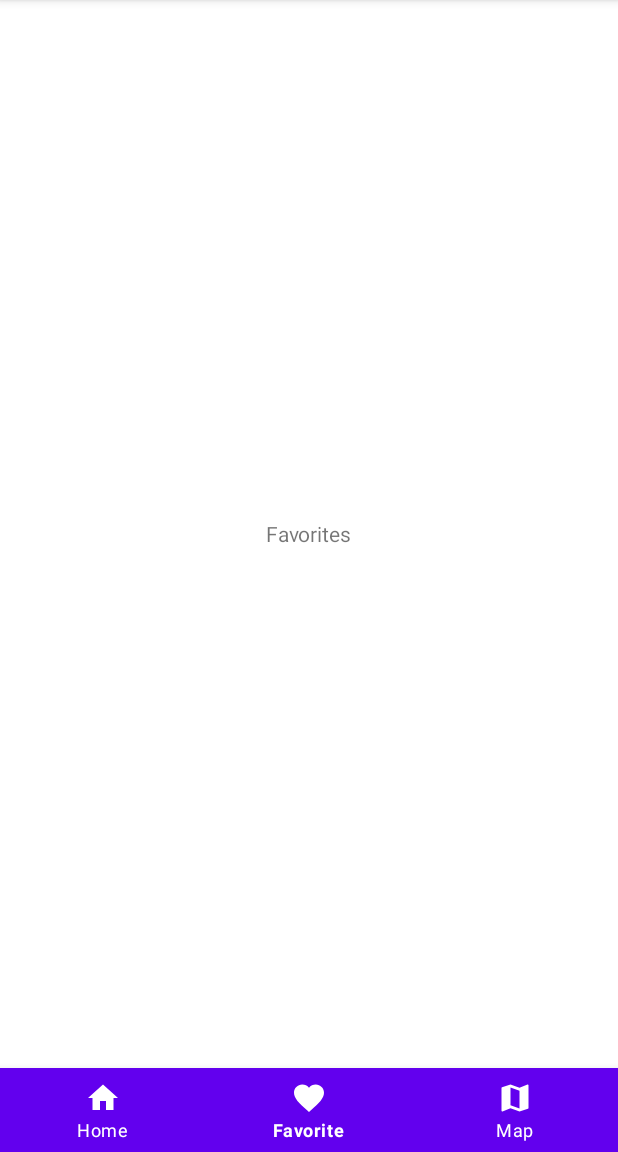
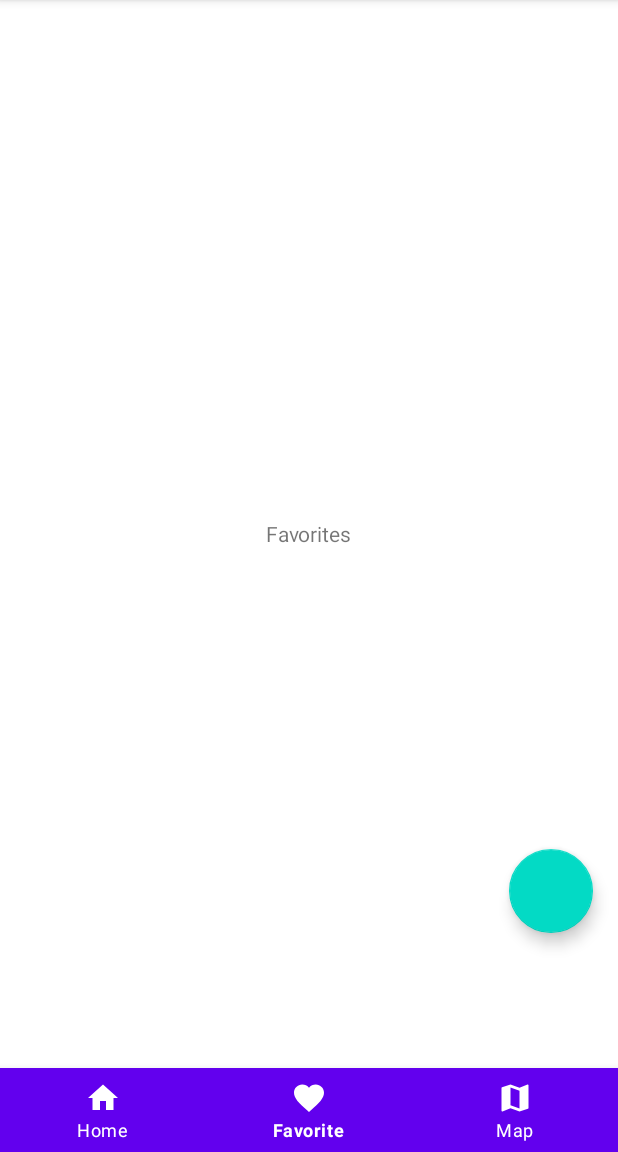
Before and after one commit to miskang863/Birder, an Android app: the screen it shows after launch (MainActivity), item 2 of the bottom bar chosen, on a phone screen of 412 x 824 dp, the part 84-1236 px from its top. Run offline under Robolectric (Android 15) with nearby library versions, the phone set to English and light mode, and no system bars.

Commit message:
Favorites added

```diff
--- a/app/src/main/AndroidManifest.xml
+++ b/app/src/main/AndroidManifest.xml
@@ -12,7 +12,7 @@
         android:theme="@style/Theme.Birder">
         <meta-data
             android:name="com.google.android.maps.v2.API_KEY"
-            android:value="AIzaSyCNMlfM0VGigoPrKuYpGs26lFHN4VzGSLs" />
+            android:value="@string/google_maps_key" />
         <activity android:name=".MainActivity">
             <intent-filter>
                 <action android:name="android.intent.action.MAIN" />
--- /dev/null
+++ b/app/src/main/java/com/example/birder/GlobalModel.kt
@@ -0,0 +1,9 @@
+package com.example.birder
+
+object GlobalModel {
+    val birds: MutableList<Bird> = ArrayList()
+
+    init {
+
+    }
+}
--- a/app/src/main/java/com/example/birder/MainActivity.kt
+++ b/app/src/main/java/com/example/birder/MainActivity.kt
@@ -14,12 +14,14 @@ import com.google.android.material.bottomnavigation.BottomNavigationView
 
 class MainActivity : AppCompatActivity() {
 
+    private val birds: MutableList<Bird> = GlobalModel.birds
+
     override fun onCreate(savedInstanceState: Bundle?) {
         super.onCreate(savedInstanceState)
         setContentView(R.layout.activity_main)
 
         val homeFragment = HomeFragment()
-        val favoritesFragment = FavoritesFragment()
+        val favoritesFragment = FavoritesFragment(birds)
         val mapFragment = MapFragment()
         val bottomNavigation = findViewById<BottomNavigationView>(R.id.bottom_navigation)
         makeCurrentFragment(homeFragment)
--- a/app/src/main/java/com/example/birder/fragments/FavoritesFragment.kt
+++ b/app/src/main/java/com/example/birder/fragments/FavoritesFragment.kt
@@ -1,26 +1,51 @@
 package com.example.birder.fragments
 
+import android.content.Intent
 import android.os.Bundle
+import android.provider.MediaStore
 import androidx.fragment.app.Fragment
 import android.view.LayoutInflater
 import android.view.View
 import android.view.ViewGroup
+import android.widget.TextView
+import androidx.recyclerview.widget.LinearLayoutManager
+import androidx.recyclerview.widget.RecyclerView
+import com.example.birder.Bird
+import com.example.birder.BirdListAdapter
+import com.example.birder.MainActivity
 import com.example.birder.R
 
-class FavoritesFragment : Fragment() {
+class FavoritesFragment(
+ //   private val listener: BirdListAdapter.OnItemClickListener,
+    private val birds: MutableList<Bird>
+) : Fragment() {
 
-
-    override fun onCreate(savedInstanceState: Bundle?) {
-        super.onCreate(savedInstanceState)
-
-    }
+    lateinit var recyclerView: RecyclerView
 
     override fun onCreateView(
         inflater: LayoutInflater, container: ViewGroup?,
         savedInstanceState: Bundle?
     ): View? {
-        // Inflate the layout for this fragment
-        return inflater.inflate(R.layout.fragment_favorites, container, false)
+
+        val v = inflater.inflate(R.layout.fragment_favorites, container, false)
+
+        recyclerView = v.findViewById(R.id.recyclerView)
+        recyclerView.setHasFixedSize(true)
+        recyclerView.layoutManager = LinearLayoutManager(view?.context)
+
+        recyclerView.adapter = BirdListAdapter(birds)
+           // recyclerView.adapter = BirdListAdapter(birds, listener)
+
+       val fab: View = v.findViewById(R.id.addFromFile)
+        fab.setOnClickListener {
+            val newFavoritesFragment = NewFavoritesFragment()
+        val supportFragmentManager = childFragmentManager
+        supportFragmentManager.beginTransaction().apply {
+            replace(R.id.favoritelayout, newFavoritesFragment)
+            commit()
+        }
+        }
+
+        return v
     }
-
 }
--- a/app/src/main/res/layout/fragment_favorites.xml
+++ b/app/src/main/res/layout/fragment_favorites.xml
@@ -1,5 +1,6 @@
 <?xml version="1.0" encoding="utf-8"?>
 <FrameLayout xmlns:android="http://schemas.android.com/apk/res/android"
+    xmlns:app="http://schemas.android.com/apk/res-auto"
     xmlns:tools="http://schemas.android.com/tools"
     android:layout_width="match_parent"
     android:layout_height="match_parent"
@@ -7,6 +8,7 @@
 
 
     <RelativeLayout
+        android:id="@+id/favoritelayout"
         android:layout_width="match_parent"
         android:layout_height="match_parent">
 
@@ -16,6 +18,27 @@
             android:layout_centerInParent="true"
             android:text="Favorites" />
 
+        <com.google.android.material.floatingactionbutton.FloatingActionButton
+            android:id="@+id/addFromFile"
+            android:layout_width="wrap_content"
+            android:layout_height="wrap_content"
+            android:layout_alignParentStart="true"
+            android:layout_alignParentTop="true"
+            android:layout_marginStart="339dp"
+            android:layout_marginTop="566dp"
+            android:text="File"
+            app:fabSize="auto"
+            android:contentDescription="TODO" />
+
+        <androidx.recyclerview.widget.RecyclerView
+            android:id="@+id/recyclerView"
+            android:layout_width="match_parent"
+            android:layout_height="match_parent"
+            android:layout_alignParentEnd="true"
+            android:layout_alignParentBottom="true"
+            android:layout_marginEnd="0dp"
+            android:layout_marginBottom="0dp" />
+
     </RelativeLayout>
 
 </FrameLayout>
```
Also changed, not shown: app/src/main/java/com/example/birder/Bird.kt (added, +10 -0 lines), app/src/main/java/com/example/birder/BirdListAdapter.kt (added, +58 -0 lines), app/src/main/java/com/example/birder/fragments/ItemViewFragment.kt (added, +20 -0 lines), app/src/main/java/com/example/birder/fragments/MapFragment.kt (+1 -7 lines), app/src/main/java/com/example/birder/fragments/NewFavoritesFragment.kt (added, +71 -0 lines), app/src/main/res/layout/fragment_itemview.xml (added, +39 -0 lines), app/src/main/res/layout/fragment_newfavorites.xml (added, +62 -0 lines), app/src/main/res/layout/item.xml (added, +39 -0 lines).
